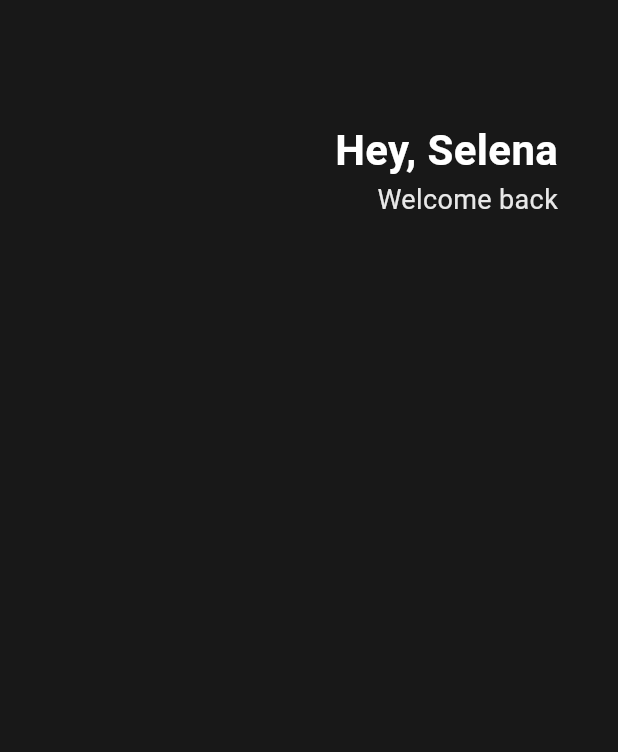
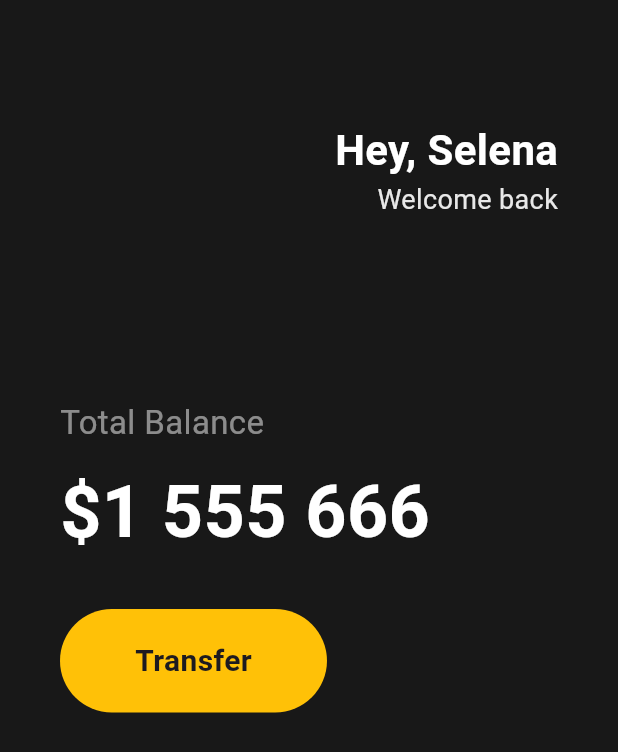
Before and after one commit to hyejj19/toonflix_flutter, a Flutter app: the screen it shows after launch, on a phone screen of 412 x 824 dp. Shown: the top 752 px of the screen. Run offline on Flutter 3.47's test engine with Material 3 defaults, Android fonts, the phone set to English and light mode, and no system bars.

Commit message:
[Add] Button Section

```diff
--- a/lib/main.dart
+++ b/lib/main.dart
@@ -13,6 +13,7 @@ class App extends StatelessWidget {
       body: Padding(
           padding: EdgeInsets.symmetric(horizontal: 40),
           child: Column(
+            crossAxisAlignment: CrossAxisAlignment.start,
             children: [
               SizedBox(
                 height: 80,
@@ -38,7 +39,45 @@ class App extends StatelessWidget {
                     ],
                   )
                 ],
-              )
+              ),
+              SizedBox(
+                height: 120,
+              ),
+              Text(
+                'Total Balance',
+                style: TextStyle(
+                    fontSize: 22, color: Colors.white.withOpacity(0.5)),
+              ),
+              SizedBox(
+                height: 10,
+              ),
+              Text(
+                '\$1 555 666',
+                style: TextStyle(
+                    fontSize: 48,
+                    color: Colors.white,
+                    fontWeight: FontWeight.bold),
+              ),
+              SizedBox(
+                height: 30,
+              ),
+              Row(
+                children: [
+                  Container(
+                    child: Padding(
+                        padding:
+                            EdgeInsets.symmetric(vertical: 20, horizontal: 50),
+                        child: Text(
+                          'Transfer',
+                          style: TextStyle(
+                              fontWeight: FontWeight.bold, fontSize: 20),
+                        )),
+                    decoration: BoxDecoration(
+                        color: Colors.amber,
+                        borderRadius: BorderRadius.circular(45)),
+                  )
+                ],
+              ),
             ],
           )),
     ));
```
